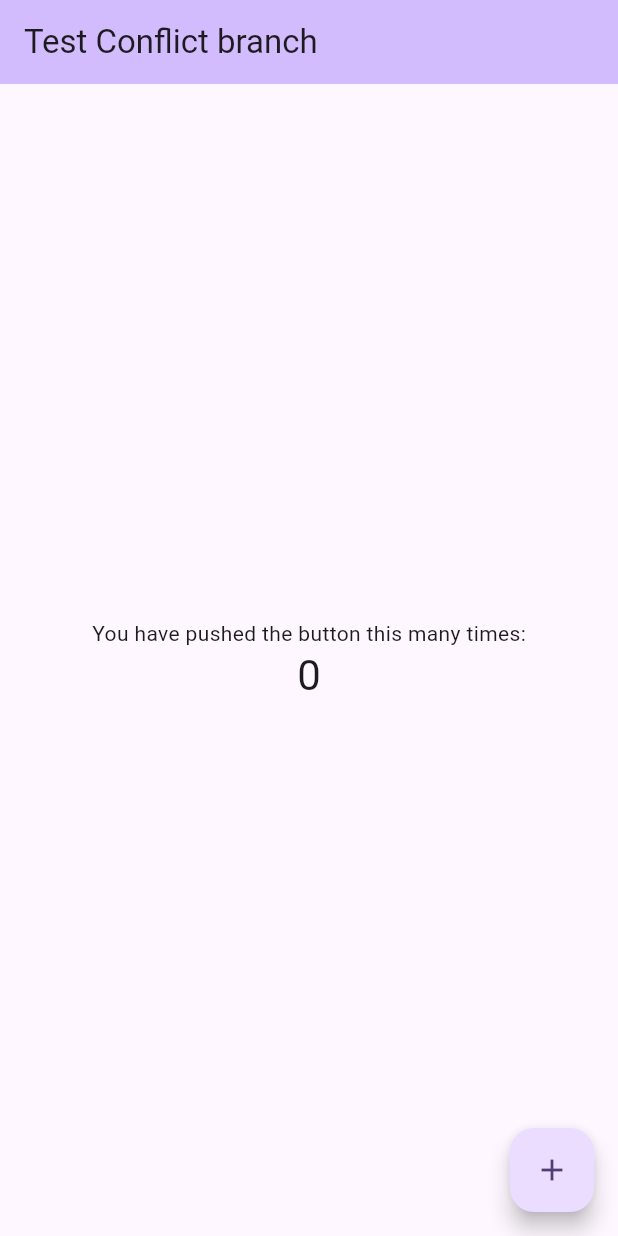
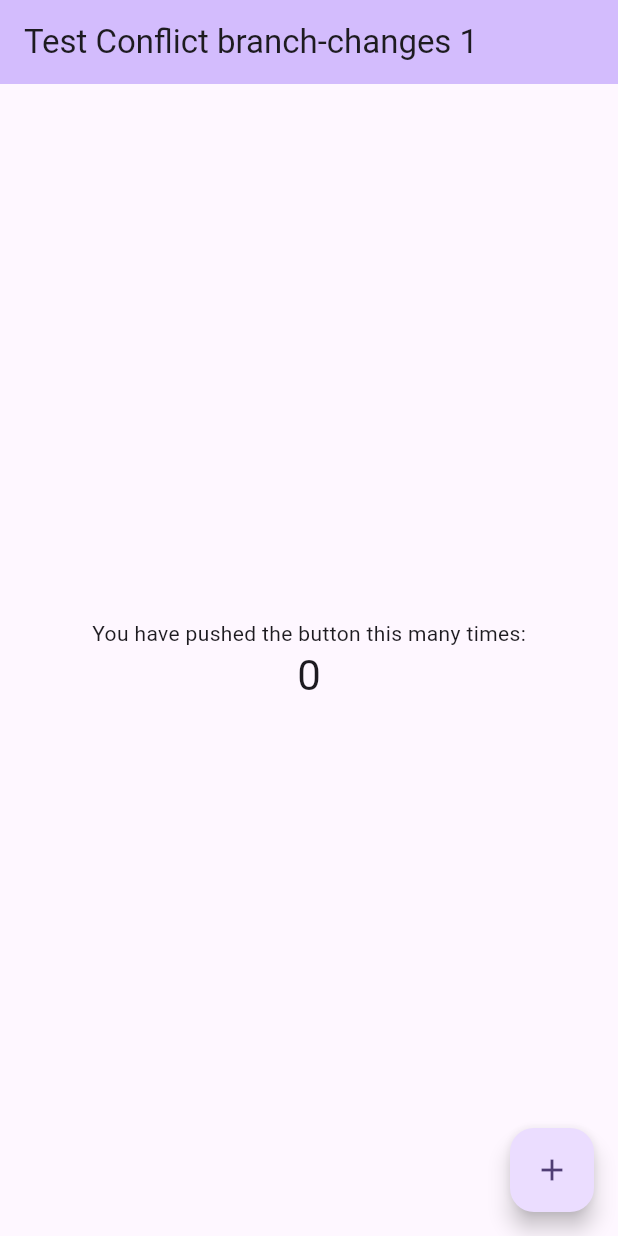
Before and after one commit to Deepak-Kumar-01/learningfork, a Flutter app: the screen it shows after launch, on a phone screen of 412 x 824 dp. Run offline on Flutter 3.47's test engine with Material 3 defaults, Android fonts, the phone set to English and light mode, and no system bars.

Commit message:
changes-1

```diff
--- a/lib/main.dart
+++ b/lib/main.dart
@@ -31,7 +31,7 @@ class MyApp extends StatelessWidget {
         colorScheme: ColorScheme.fromSeed(seedColor: Colors.deepPurple),
         useMaterial3: true,
       ),
-      home: const MyHomePage(title: 'Test Conflict branch'),
+      home: const MyHomePage(title: 'Test Conflict branch-changes 1'),
     );
   }
 }
```
